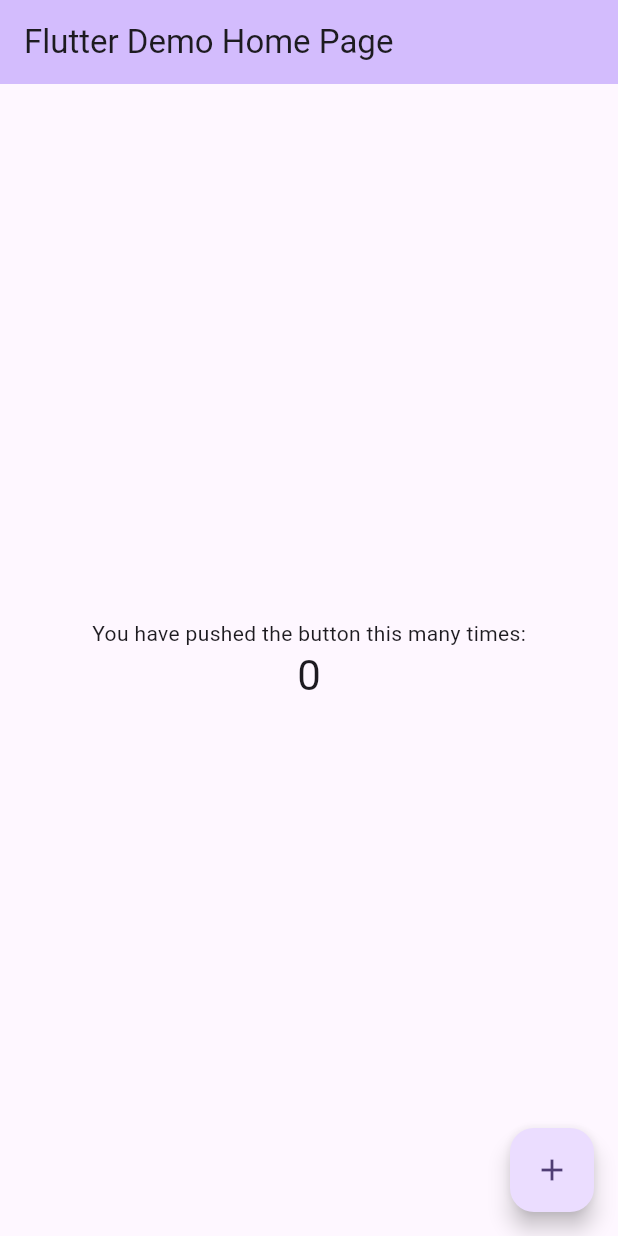
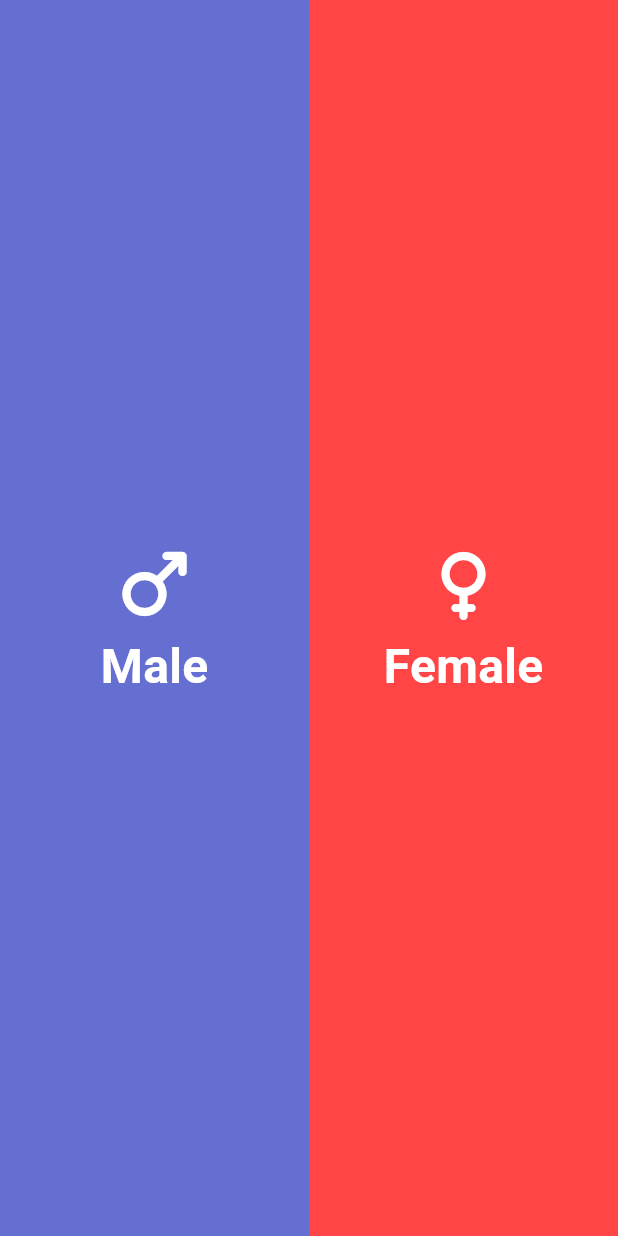
Before and after one commit to MohammedGhazaly/bmi_plus, a Flutter app: the screen it shows after launch, on a phone screen of 412 x 824 dp. Run offline on Flutter 3.47's test engine with Material 3 defaults, Android fonts, the light colour scheme and no system bars.

Commit message:
Finished home screen

```diff
--- /dev/null
+++ b/lib/core/app_colors.dart
@@ -0,0 +1,7 @@
+import 'package:flutter/material.dart';
+
+class AppColors {
+  static Color blueColor = Color(0xFF656FD1);
+  static Color redColor = Color(0xffFF4546);
+  static Color yelloColor = Color(0xFFEBA31A);
+}
--- /dev/null
+++ b/lib/features/home/home_view.dart
@@ -0,0 +1,13 @@
+import 'package:bmi_plus/features/home/widgets/home_view_body.dart';
+import 'package:flutter/material.dart';
+
+class HomeView extends StatelessWidget {
+  const HomeView({super.key});
+
+  @override
+  Widget build(BuildContext context) {
+    return Scaffold(
+      body: HomeViewBody(),
+    );
+  }
+}
--- /dev/null
+++ b/lib/features/home/widgets/gender_container.dart
@@ -0,0 +1,38 @@
+import 'package:flutter/material.dart';
+
+class GenderContainer extends StatelessWidget {
+  final String gender;
+  final Color color;
+  final IconData icon;
+  const GenderContainer({
+    super.key,
+    required this.gender,
+    required this.color,
+    required this.icon,
+  });
+
+  @override
+  Widget build(BuildContext context) {
+    return Container(
+      color: color,
+      child: Column(
+        mainAxisAlignment: MainAxisAlignment.center,
+        children: [
+          Icon(
+            icon,
+            color: Colors.white,
+            size: 64,
+          ),
+          Text(
+            gender,
+            style: TextStyle(
+              fontSize: 32,
+              color: Colors.white,
+              fontWeight: FontWeight.bold,
+            ),
+          ),
+        ],
+      ),
+    );
+  }
+}
--- /dev/null
+++ b/lib/features/home/widgets/home_view_body.dart
@@ -0,0 +1,27 @@
+import 'package:bmi_plus/core/app_colors.dart';
+import 'package:bmi_plus/features/home/widgets/gender_container.dart';
+import 'package:flutter/material.dart';
+
+class HomeViewBody extends StatelessWidget {
+  const HomeViewBody({super.key});
+
+  @override
+  Widget build(BuildContext context) {
+    return Row(
+      children: [
+        Expanded(
+          child: GenderContainer(
+              color: AppColors.blueColor,
+              gender: "Male",
+              icon: Icons.male_rounded),
+        ),
+        Expanded(
+          child: GenderContainer(
+              color: AppColors.redColor,
+              gender: "Female",
+              icon: Icons.female_rounded),
+        ),
+      ],
+    );
+  }
+}
--- a/lib/main.dart
+++ b/lib/main.dart
@@ -1,3 +1,4 @@
+import 'package:bmi_plus/features/home/home_view.dart';
 import 'package:flutter/material.dart';
 
 void main() {
@@ -11,115 +12,13 @@
   @override
   Widget build(BuildContext context) {
     return MaterialApp(
+      debugShowCheckedModeBanner: false,
       title: 'Flutter Demo',
       theme: ThemeData(
-        // This is the theme of your application.
-        //
-        // TRY THIS: Try running your application with "flutter run". You'll see
-        // the application has a purple toolbar. Then, without quitting the app,
-        // try changing the seedColor in the colorScheme below to Colors.green
-        // and then invoke "hot reload" (save your changes or press the "hot
-        // reload" button in a Flutter-supported IDE, or press "r" if you used
-        // the command line to start the app).
-        //
-        // Notice that the counter didn't reset back to zero; the application
-        // state is not lost during the reload. To reset the state, use hot
-        // restart instead.
-        //
-        // This works for code too, not just values: Most code changes can be
-        // tested with just a hot reload.
         colorScheme: ColorScheme.fromSeed(seedColor: Colors.deepPurple),
         useMaterial3: true,
       ),
-      home: const MyHomePage(title: 'Flutter Demo Home Page'),
+      home: HomeView(),
     );
   }
 }
-
-class MyHomePage extends StatefulWidget {
-  const MyHomePage({super.key, required this.title});
-
-  // This widget is the home page of your application. It is stateful, meaning
-  // that it has a State object (defined below) that contains fields that affect
-  // how it looks.
-
-  // This class is the configuration for the state. It holds the values (in this
-  // case the title) provided by the parent (in this case the App widget) and
-  // used by the build method of the State. Fields in a Widget subclass are
-  // always marked "final".
-
-  final String title;
-
-  @override
-  State<MyHomePage> createState() => _MyHomePageState();
-}
-
-class _MyHomePageState extends State<MyHomePage> {
-  int _counter = 0;
-
-  void _incrementCounter() {
-    setState(() {
-      // This call to setState tells the Flutter framework that something has
-      // changed in this State, which causes it to rerun the build method below
-      // so that the display can reflect the updated values. If we changed
-      // _counter without calling setState(), then the build method would not be
-      // called again, and so nothing would appear to happen.
-      _counter++;
-    });
-  }
-
-  @override
-  Widget build(BuildContext context) {
-    // This method is rerun every time setState is called, for instance as done
-    // by the _incrementCounter method above.
-    //
-    // The Flutter framework has been optimized to make rerunning build methods
-    // fast, so that you can just rebuild anything that needs updating rather
-    // than having to individually change instances of widgets.
-    return Scaffold(
-      appBar: AppBar(
-        // TRY THIS: Try changing the color here to a specific color (to
-        // Colors.amber, perhaps?) and trigger a hot reload to see the AppBar
-        // change color while the other colors stay the same.
-        backgroundColor: Theme.of(context).colorScheme.inversePrimary,
-        // Here we take the value from the MyHomePage object that was created by
-        // the App.build method, and use it to set our appbar title.
-        title: Text(widget.title),
-      ),
-      body: Center(
-        // Center is a layout widget. It takes a single child and positions it
-        // in the middle of the parent.
-        child: Column(
-          // Column is also a layout widget. It takes a list of children and
-          // arranges them vertically. By default, it sizes itself to fit its
-          // children horizontally, and tries to be as tall as its parent.
-          //
-          // Column has various properties to control how it sizes itself and
-          // how it positions its children. Here we use mainAxisAlignment to
-          // center the children vertically; the main axis here is the vertical
-          // axis because Columns are vertical (the cross axis would be
-          // horizontal).
-          //
-          // TRY THIS: Invoke "debug painting" (choose the "Toggle Debug Paint"
-          // action in the IDE, or press "p" in the console), to see the
-          // wireframe for each widget.
-          mainAxisAlignment: MainAxisAlignment.center,
-          children: <Widget>[
-            const Text(
-              'You have pushed the button this many times:',
-            ),
-            Text(
-              '$_counter',
-              style: Theme.of(context).textTheme.headlineMedium,
-            ),
-          ],
-        ),
-      ),
-      floatingActionButton: FloatingActionButton(
-        onPressed: _incrementCounter,
-        tooltip: 'Increment',
-        child: const Icon(Icons.add),
-      ), // This trailing comma makes auto-formatting nicer for build methods.
-    );
-  }
-}
```
